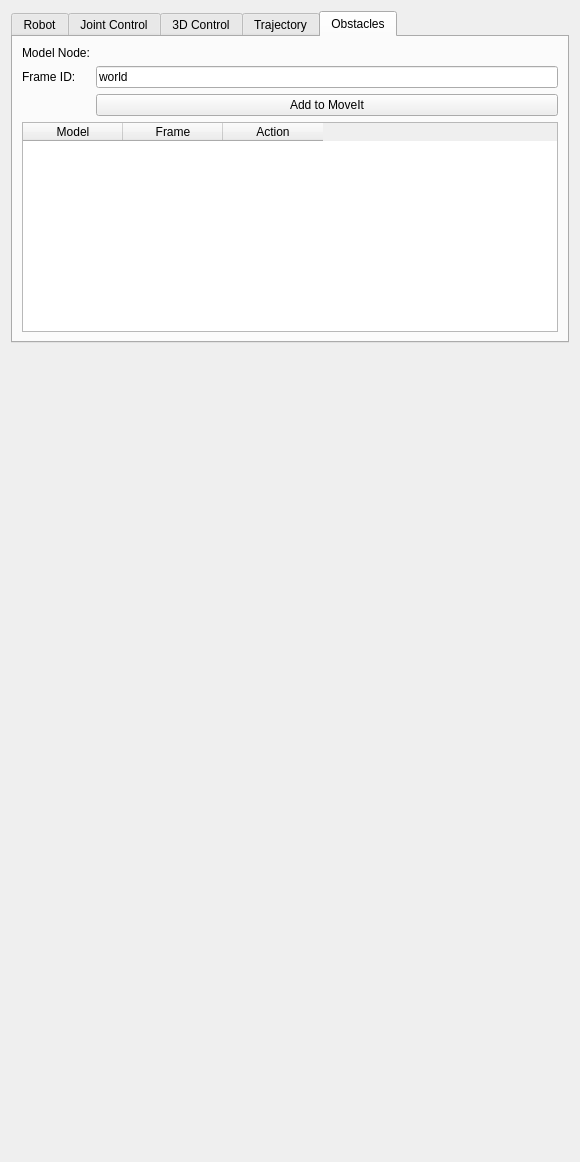
Qt form ROS2MotionControl/Resources/UI/ROS2MotionControl.ui (rosmed/slicer_ros2_module) before a commit.
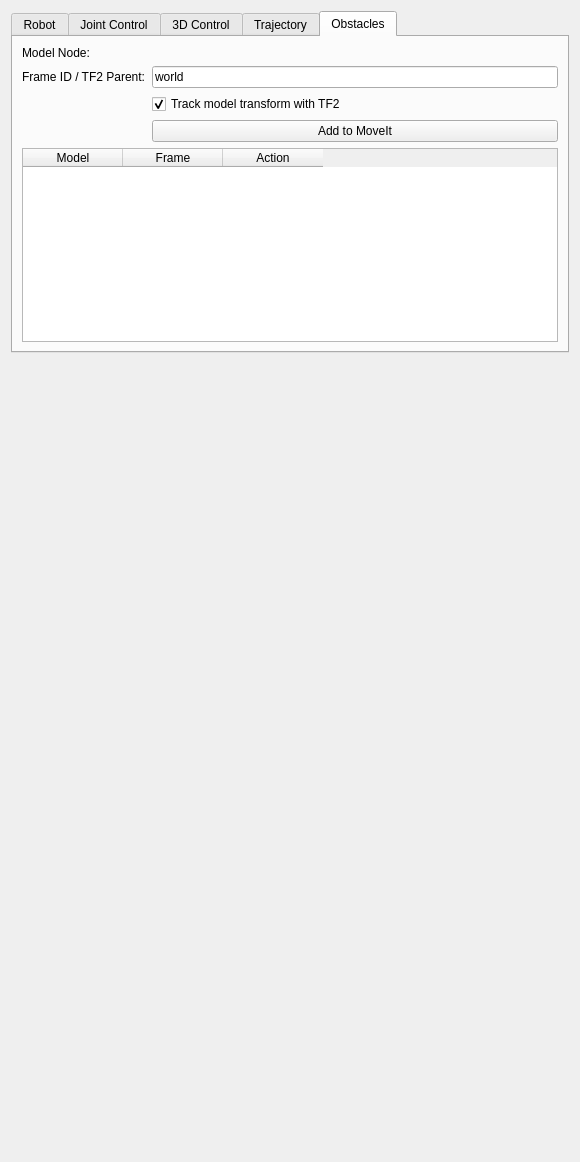
The same form after that commit. The open tabs and pages were chosen to show the change. Custom widgets are drawn as their Qt base class.

Commit message: feat: add obstacle transform tracking and update UI for obstacle management

The edit to the form file:
```diff
--- a/ROS2MotionControl/Resources/UI/ROS2MotionControl.ui
+++ b/ROS2MotionControl/Resources/UI/ROS2MotionControl.ui
@@ -422,7 +422,7 @@
          <item row="1" column="0">
           <widget class="QLabel" name="obstacleFrameLabel">
            <property name="text">
-            <string>Frame ID:</string>
+            <string>Frame ID / TF2 Parent:</string>
            </property>
           </widget>
          </item>
@@ -434,6 +434,16 @@
           </widget>
          </item>
          <item row="2" column="1">
+          <widget class="QCheckBox" name="obstacleTrackTransformCheckBox">
+           <property name="checked">
+            <bool>true</bool>
+           </property>
+           <property name="text">
+            <string>Track model transform with TF2</string>
+           </property>
+          </widget>
+         </item>
+         <item row="3" column="1">
           <widget class="QPushButton" name="addObstacleButton">
            <property name="text">
             <string>Add to MoveIt</string>
```
The commit also changes 3 other files.
